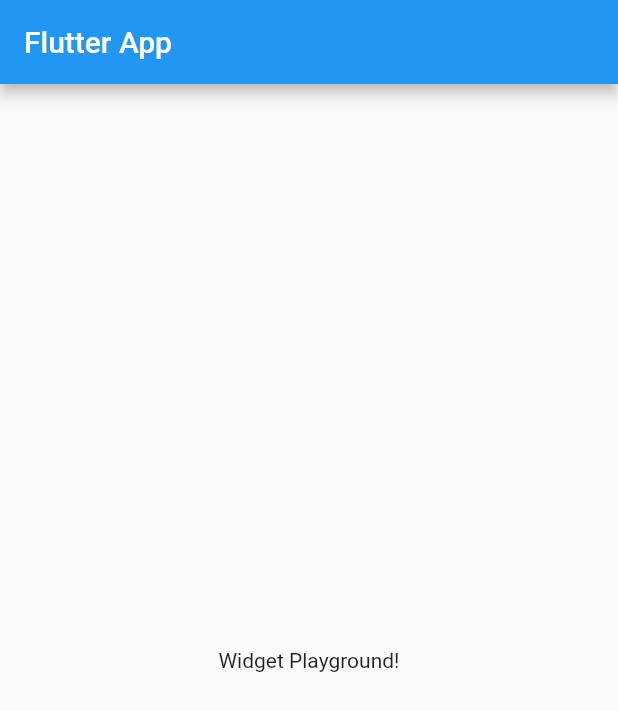
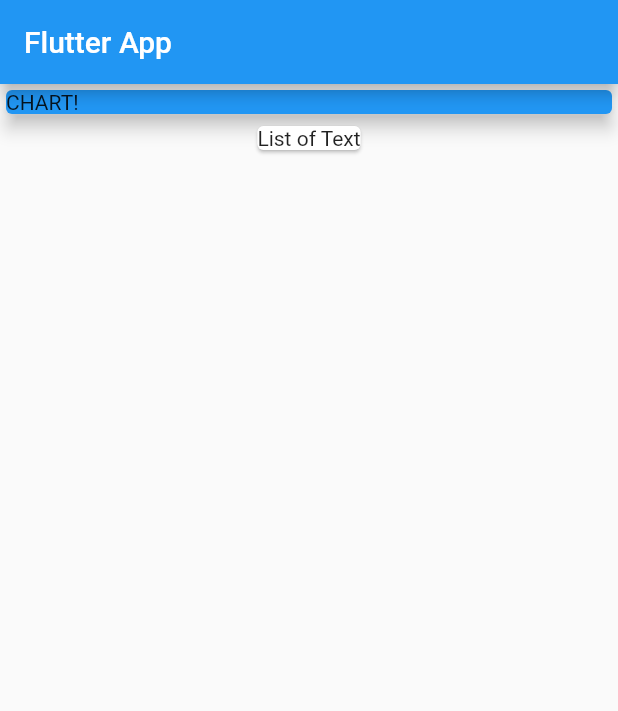
Before and after one commit to sangar3/ExpensesApp, a Flutter app: the screen it shows after launch, on a phone screen of 412 x 824 dp. Shown: the top 711 px of the screen. Run offline on Flutter 3.47's test engine with Material 2 defaults, Android fonts, the phone set to English and light mode, and no system bars.

Commit message:
combining widgets

```diff
--- a/expenses_app/lib/main.dart
+++ b/expenses_app/lib/main.dart
@@ -15,13 +15,35 @@ class MyApp extends StatelessWidget {
 class MyHomePage extends StatelessWidget {
   @override
   Widget build(BuildContext context) {
-    return Scaffold(
+    return Scaffold
+    (
       appBar: AppBar(
         title: Text('Flutter App'),
       ),
-      body: Center(
-        child: Text('Widget Playground!'),
-      ),
-    );
+      body: Column
+        (
+          children: <Widget>
+          [
+            Container
+            (
+              width: double.infinity,
+              child: Card
+              (
+                color: Colors.blue,
+                child: Container
+                (
+                  width: 100,
+                  child: Text("CHART!")
+                ),
+                elevation: 5,
+              ),
+            ),
+            Card
+            (
+              child: Text("List of Text"),
+            ),
+          ],
+        ),
+      );
   }
 }
```
Also changed, not shown: 1 other file.
